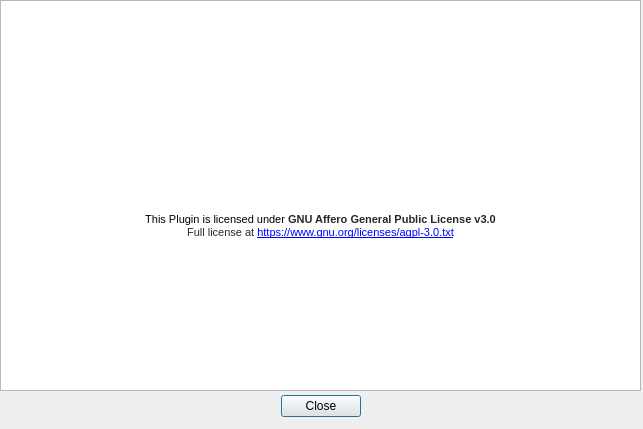
Old version of the form mainPlug/About.ui in the repository NSCC-EAT-Lab/QGIS-plugin.
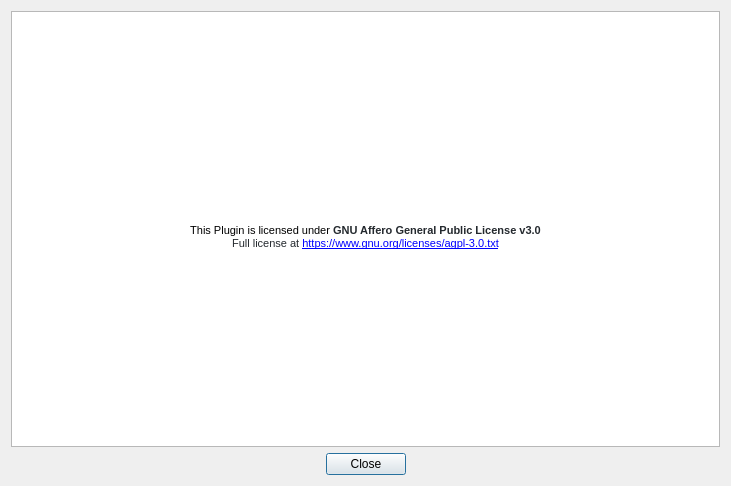
New version of the form. Icons and pictures are not drawn.

The edit to the form file:
```diff
--- a/mainPlug/About.ui
+++ b/mainPlug/About.ui
@@ -6,43 +6,20 @@
    <rect>
     <x>0</x>
     <y>0</y>
-    <width>643</width>
-    <height>429</height>
+    <width>731</width>
+    <height>486</height>
    </rect>
   </property>
   <property name="windowTitle">
    <string>Dialog</string>
   </property>
-  <widget class="QDialogButtonBox" name="buttonBox">
-   <property name="geometry">
-    <rect>
-     <x>0</x>
-     <y>390</y>
-     <width>641</width>
-     <height>32</height>
-    </rect>
-   </property>
-   <property name="orientation">
-    <enum>Qt::Horizontal</enum>
-   </property>
-   <property name="standardButtons">
-    <set>QDialogButtonBox::Close</set>
-   </property>
-   <property name="centerButtons">
-    <bool>true</bool>
-   </property>
-  </widget>
-  <widget class="QTextEdit" name="textEdit">
-   <property name="geometry">
-    <rect>
-     <x>0</x>
-     <y>0</y>
-     <width>641</width>
-     <height>391</height>
-    </rect>
-   </property>
-   <property name="html">
-    <string>&lt;!DOCTYPE HTML PUBLIC &quot;-//W3C//DTD HTML 4.0//EN&quot; &quot;http://www.w3.org/TR/REC-html40/strict.dtd&quot;&gt;
+  <layout class="QVBoxLayout" name="verticalLayout">
+   <item>
+    <layout class="QGridLayout" name="gridLayout">
+     <item row="0" column="0">
+      <widget class="QTextEdit" name="textEdit">
+       <property name="html">
+        <string>&lt;!DOCTYPE HTML PUBLIC &quot;-//W3C//DTD HTML 4.0//EN&quot; &quot;http://www.w3.org/TR/REC-html40/strict.dtd&quot;&gt;
 &lt;html&gt;&lt;head&gt;&lt;meta name=&quot;qrichtext&quot; content=&quot;1&quot; /&gt;&lt;style type=&quot;text/css&quot;&gt;
 p, li { white-space: pre-wrap; }
 &lt;/style&gt;&lt;/head&gt;&lt;body style=&quot; font-family:'MS Shell Dlg 2'; font-size:8.25pt; font-weight:400; font-style:normal;&quot;&gt;
@@ -64,8 +41,25 @@
 &lt;p align=&quot;center&quot; style=&quot;-qt-paragraph-type:empty; margin-top:0px; margin-bottom:0px; margin-left:0px; margin-right:0px; -qt-block-indent:0; text-indent:0px; font-size:8pt;&quot;&gt;&lt;br /&gt;&lt;/p&gt;
 &lt;p align=&quot;center&quot; style=&quot; margin-top:0px; margin-bottom:0px; margin-left:0px; margin-right:0px; -qt-block-indent:0; text-indent:0px;&quot;&gt;&lt;span style=&quot; font-size:8pt;&quot;&gt;This Plugin is licensed under &lt;/span&gt;&lt;span style=&quot; font-family:'-apple-system,BlinkMacSystemFont,Segoe UI,Helvetica,Arial,sans-serif,Apple Color Emoji,Segoe UI Emoji,Segoe UI Symbol'; font-size:8pt; font-weight:600; color:#24292e; background-color:#ffffff;&quot;&gt;GNU Affero General Public License v3.0&lt;/span&gt;&lt;/p&gt;
 &lt;p align=&quot;center&quot; style=&quot; margin-top:0px; margin-bottom:0px; margin-left:0px; margin-right:0px; -qt-block-indent:0; text-indent:0px;&quot;&gt;&lt;span style=&quot; font-family:'-apple-system,BlinkMacSystemFont,Segoe UI,Helvetica,Arial,sans-serif,Apple Color Emoji,Segoe UI Emoji,Segoe UI Symbol'; font-size:8pt; color:#24292e; background-color:#ffffff;&quot;&gt;Full license at &lt;/span&gt;&lt;a href=&quot;https://www.gnu.org/licenses/agpl-3.0.txt&quot;&gt;&lt;span style=&quot; font-size:8pt; text-decoration: underline; color:#0000ff;&quot;&gt;https://www.gnu.org/licenses/agpl-3.0.txt&lt;/span&gt;&lt;/a&gt;&lt;/p&gt;&lt;/body&gt;&lt;/html&gt;</string>
-   </property>
-  </widget>
+       </property>
+      </widget>
+     </item>
+     <item row="1" column="0">
+      <widget class="QDialogButtonBox" name="buttonBox">
+       <property name="orientation">
+        <enum>Qt::Horizontal</enum>
+       </property>
+       <property name="standardButtons">
+        <set>QDialogButtonBox::Close</set>
+       </property>
+       <property name="centerButtons">
+        <bool>true</bool>
+       </property>
+      </widget>
+     </item>
+    </layout>
+   </item>
+  </layout>
  </widget>
  <resources/>
  <connections>
```
